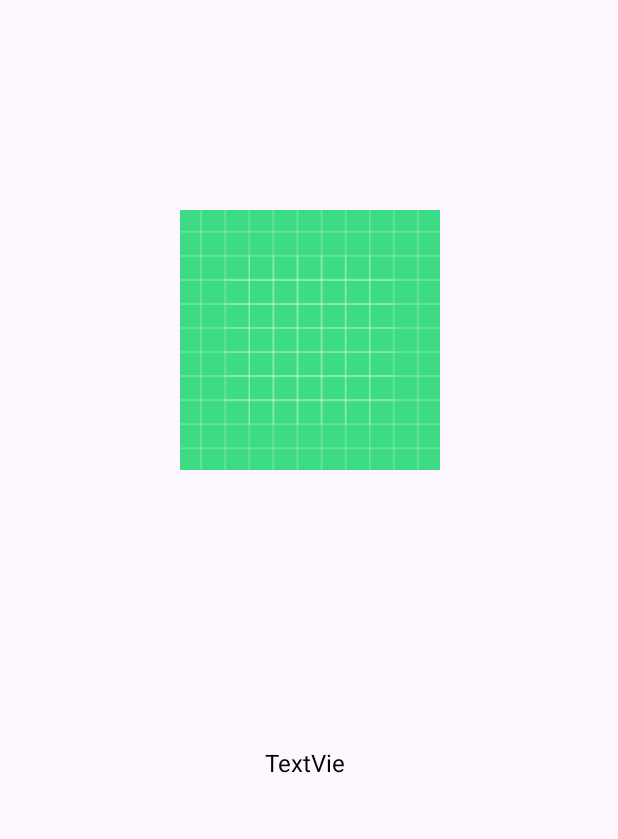
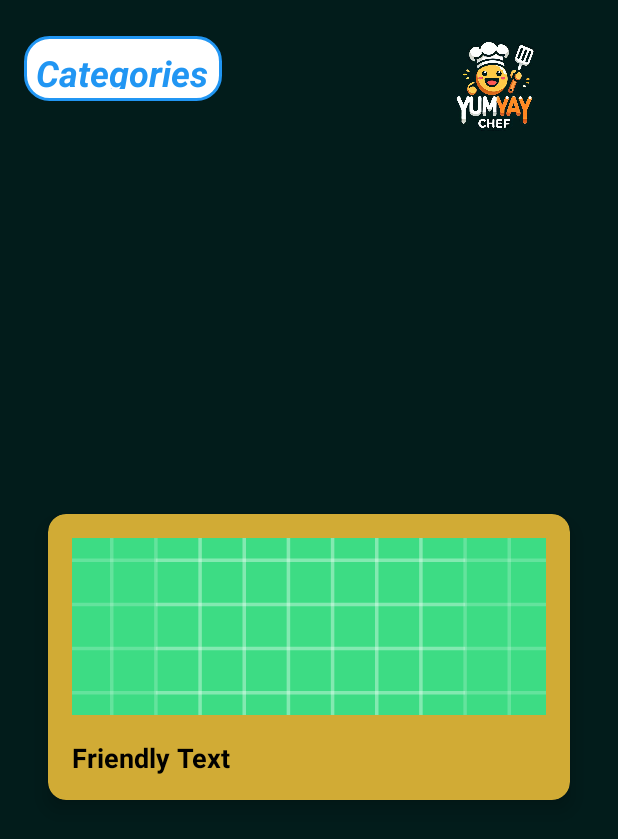
Before and after one commit to YoussefGamalShehata/Food-Planer-Application, an Android app: the layout test2.xml on its own in the app's theme, with its tools: preview values and no code run, on a phone screen of 412 x 824 dp. Shown: the top 839 px of the screen. Run offline under Robolectric (Android 15) with nearby library versions, the light colour scheme and no system bars; Roboto replaces fonts that are not available here.

Commit message:
After serval times trying to solve null pointer exception in fetching the data of meal's Categories this commit shows Fetching both Random meal and Categories in user friendly interface successfully

```diff
--- a/sourceCode/app/src/main/java/com/example/yumyay_chef/model/MealsRepository.java
+++ b/sourceCode/app/src/main/java/com/example/yumyay_chef/model/MealsRepository.java
@@ -4,5 +4,5 @@ import com.example.yumyay_chef.network.NetworkCallBack;
 
 public interface MealsRepository {
     public void getRandomMeal(NetworkCallBack<Meal> networkCallBack);
-    public void getMealCatgories(NetworkCallBack<Category> networkCallBack);
+    public void getMealCategories(NetworkCallBack<Category> networkCallBack);
 }
--- a/sourceCode/app/src/main/java/com/example/yumyay_chef/model/MealsRepositoryImpl.java
+++ b/sourceCode/app/src/main/java/com/example/yumyay_chef/model/MealsRepositoryImpl.java
@@ -28,7 +28,7 @@ public class MealsRepositoryImpl implements MealsRepository{
     }
 
     @Override
-    public void getMealCatgories(NetworkCallBack<Category> networkCallBack) {
+    public void getMealCategories(NetworkCallBack<Category> networkCallBack) {
         remoteSource.makeNetworkCallCategoryMeal(networkCallBack);
     }
 
--- a/sourceCode/app/src/main/res/layout/fragment_home.xml
+++ b/sourceCode/app/src/main/res/layout/fragment_home.xml
@@ -20,7 +20,7 @@
         android:layout_width="397dp"
         android:layout_height="wrap_content"
         android:layout_marginStart="5dp"
-        android:layout_marginTop="245dp"
+        android:layout_marginTop="330dp"
         android:layout_marginEnd="5dp"
         android:background="#FFFFFF" />
 
--- a/sourceCode/app/src/main/res/layout/test.xml
+++ b/sourceCode/app/src/main/res/layout/test.xml
@@ -42,8 +42,8 @@
 
         <ImageView
             android:id="@+id/img"
-            android:layout_width="match_parent"
-            android:layout_height="wrap_content"
+            android:layout_width="313dp"
+            android:layout_height="118dp"
             android:layout_marginBottom="8dp"
             android:scaleType="centerCrop"
             app:srcCompat="@drawable/ic_launcher_background" />
--- a/sourceCode/app/src/main/res/layout/test2.xml
+++ b/sourceCode/app/src/main/res/layout/test2.xml
@@ -3,27 +3,75 @@
     xmlns:app="http://schemas.android.com/apk/res-auto"
     xmlns:tools="http://schemas.android.com/tools"
     android:layout_width="match_parent"
-    android:layout_height="match_parent">
+    android:layout_height="match_parent"
+    android:background="#021c1b"
+    android:padding="16dp">
+
+    <TextView
+        android:id="@+id/textView4"
+        android:layout_width="132dp"
+        android:layout_height="43dp"
+        android:layout_marginTop="8dp"
+        android:background="@drawable/rounded_background"
+        android:padding="8dp"
+        android:text="@string/categories"
+        android:textColor="#2196F3"
+        android:textSize="24sp"
+        android:textStyle="bold|italic"
+        app:layout_constraintStart_toStartOf="parent"
+        app:layout_constraintTop_toTopOf="parent" />
+
+    <androidx.cardview.widget.CardView
+        android:id="@+id/cardView4"
+        android:layout_width="match_parent"
+        android:layout_height="wrap_content"
+        android:layout_margin="16dp"
+        android:backgroundTint="#D1AB35"
+        app:cardBackgroundColor="#FFFFFF"
+        app:cardCornerRadius="12dp"
+        app:cardElevation="8dp"
+        app:layout_constraintTop_toBottomOf="@+id/textView4"
+        app:layout_constraintBottom_toBottomOf="parent"
+        app:layout_constraintVertical_bias="0.5">
+
+        <LinearLayout
+            android:layout_width="match_parent"
+            android:layout_height="match_parent"
+            android:orientation="vertical"
+            android:padding="16dp">
+
+            <ImageView
+                android:id="@+id/img"
+                android:layout_width="318dp"
+                android:layout_height="118dp"
+                android:layout_marginBottom="8dp"
+                android:scaleType="centerCrop"
+                app:srcCompat="@drawable/ic_launcher_background" />
+
+            <TextView
+                android:id="@+id/textView"
+                android:layout_width="wrap_content"
+                android:layout_height="wrap_content"
+                android:layout_marginTop="8dp"
+                android:text="Friendly Text"
+                android:textColor="#000000"
+                android:textSize="18sp"
+                android:textStyle="bold" />
+
+        </LinearLayout>
+
+    </androidx.cardview.widget.CardView>
 
     <ImageView
-        android:id="@+id/img2"
-        android:layout_width="191dp"
-        android:layout_height="173dp"
-        android:layout_marginBottom="184dp"
-        app:layout_constraintBottom_toTopOf="@+id/textView2"
+        android:id="@+id/imageView2"
+        android:layout_width="99dp"
+        android:layout_height="83dp"
+        android:layout_marginStart="132dp"
+        android:layout_marginEnd="32dp"
         app:layout_constraintEnd_toEndOf="parent"
-        app:layout_constraintStart_toStartOf="parent"
-        app:srcCompat="@drawable/ic_launcher_background" />
+        app:layout_constraintHorizontal_bias="0.0"
+        app:layout_constraintStart_toEndOf="@+id/textView4"
+        app:srcCompat="@drawable/logo"
+        tools:layout_editor_absoluteY="6dp" />
 
-    <TextView
-        android:id="@+id/textView2"
-        android:layout_width="59dp"
-        android:layout_height="19dp"
-        android:layout_marginBottom="307dp"
-        android:text="TextView"
-        android:textColor="#000000"
-        android:textSize="16sp"
-        app:layout_constraintBottom_toBottomOf="parent"
-        app:layout_constraintEnd_toEndOf="parent"
-        app:layout_constraintStart_toStartOf="parent" />
 </androidx.constraintlayout.widget.ConstraintLayout>
--- a/sourceCode/app/src/main/res/values/strings.xml
+++ b/sourceCode/app/src/main/res/values/strings.xml
@@ -15,4 +15,5 @@
     <string name="yumy">YumYay-Chef</string>
     <string name="welcom">Welcome To</string>
     <string name="dailyinspiration">Daily Inspiration</string>
+    <string name="categories">Categories</string>
 </resources>
```
Also changed, not shown: sourceCode/app/src/main/java/com/example/yumyay_chef/HomeFragment.java (+13 -2 lines), sourceCode/app/src/main/java/com/example/yumyay_chef/homepage/homepagepresenter/HomePagePresenterImpl.java (+3 -7 lines), sourceCode/app/src/main/java/com/example/yumyay_chef/homepage/homepageview/HomePageAdapterCategory.java (+4 -4 lines).
